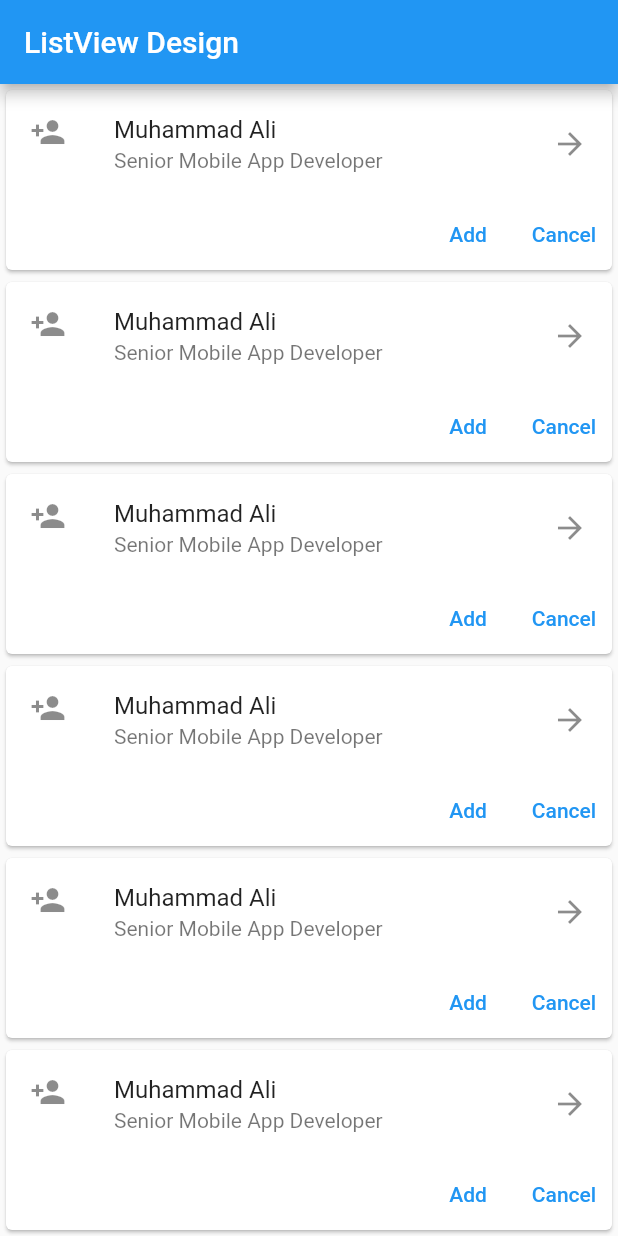
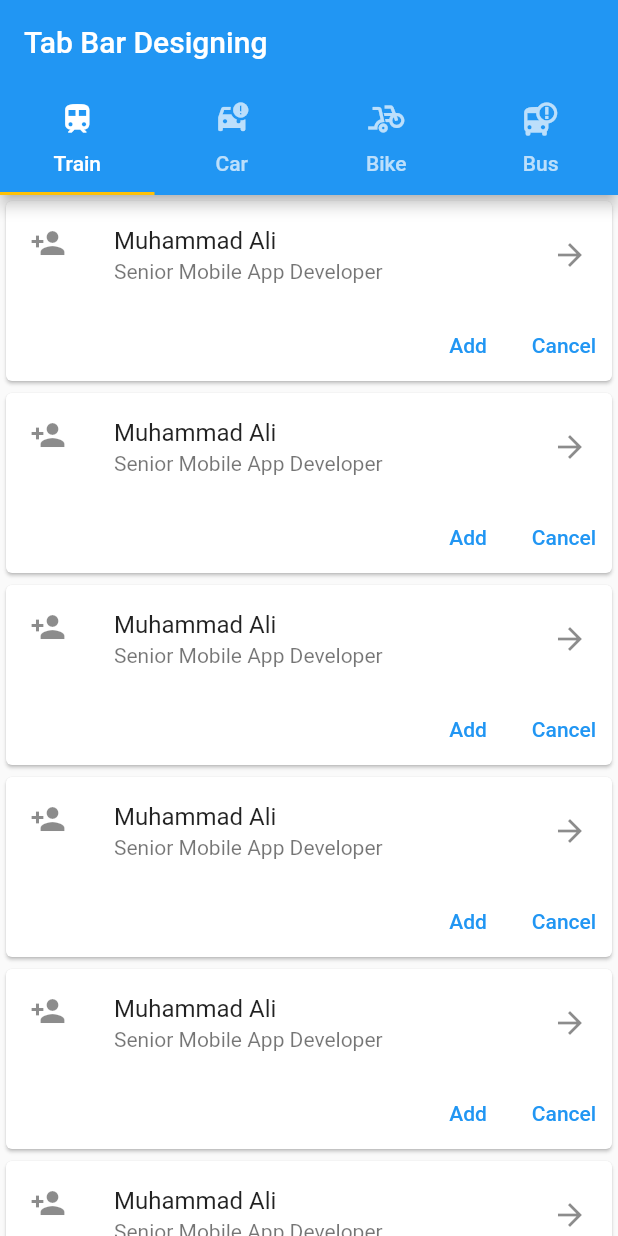
Before and after one commit to imafzalakram/flutter_demos, a Flutter app: the screen it shows after launch, on a phone screen of 412 x 824 dp. Run offline on Flutter 3.47's test engine with Material 2 defaults, Android fonts, the phone set to English and light mode, and no system bars.

Commit message:
Tab bar designing

```diff
--- a/lib/main.dart
+++ b/lib/main.dart
@@ -1,23 +1,48 @@
 import 'package:flutter/material.dart';
 
+// Topic: How can we move from one screen to another
 void main() {
-  runApp(
-    MaterialApp(
-      home: Scaffold(
+  runApp(TabBarDesign());
+}
+
+class TabBarDesign extends StatelessWidget {
+  const TabBarDesign({Key? key}) : super(key: key);
+
+  @override
+  Widget build(BuildContext context) {
+    return MaterialApp(
+      debugShowCheckedModeBanner: false,
+      home: DefaultTabController(
+        length: 4,
+        child: Scaffold(
           appBar: AppBar(
-          title: Text("ListView Design"),
+            title: Text("Tab Bar Designing"),
+            bottom: TabBar(
+              indicatorColor: Colors.amber,
+              indicatorSize: TabBarIndicatorSize.tab,
+              tabs: [
+                Tab(
+                  child: Text("Train"),
+                  icon: Icon(Icons.train),
                 ),
-        body: ListViewDesign(),
+                Tab(
+                  child: Text("Car"),
+                  icon: Icon(Icons.car_crash),
+                ),
+                Tab(
+                  child: Text("Bike"),
+                  icon: Icon(Icons.bike_scooter),
+                ),
+                Tab(
+                  child: Text("Bus"),
+                  icon: Icon(Icons.bus_alert),
+                ),
+              ],
             ),
           ),
-  );
-}
-
-
-class ListViewDesign extends StatelessWidget {
-  @override
-  Widget build(BuildContext context) {
-    return ListView.builder(
+          body: TabBarView(
+            children: [
+              ListView.builder(
                 itemCount: 30,
                 itemBuilder: (BuildContext context, int index) {
                   return Card(
@@ -31,13 +56,14 @@ class ListViewDesign extends StatelessWidget {
                             trailing: Icon(Icons.arrow_forward),
                             onTap: () {},
                           ),
-
                           Container(
                             child: Row(
                               mainAxisAlignment: MainAxisAlignment.end,
                               children: [
-                      TextButton(onPressed: () {}, child: Text("Add")),
-                      TextButton(onPressed: () {}, child: Text("Cancel")),
+                                TextButton(
+                                    onPressed: () {}, child: Text("Add")),
+                                TextButton(
+                                    onPressed: () {}, child: Text("Cancel")),
                               ],
                             ),
                           )
@@ -46,6 +72,77 @@ class ListViewDesign extends StatelessWidget {
                     ),
                   );
                 },
+              ),
+              Container(
+                child: Column(
+                  children: [
+                    Padding(
+                      padding: const EdgeInsets.all(15.0),
+                      child: TextField(
+                        decoration: InputDecoration(
+                            labelText: "Name",
+                            hintText: "Enter Name",
+                            labelStyle: TextStyle(fontSize: 20.0),
+                            border: OutlineInputBorder(),
+                            prefixIcon: Icon(Icons.person),
+                            filled: false,
+                            fillColor: Colors.black12),
+                        keyboardType: TextInputType.name,
+                      ),
+                    ),
+                    Padding(
+                      padding: const EdgeInsets.all(15.0),
+                      child: TextField(
+                        decoration: InputDecoration(
+                            labelText: "Email",
+                            hintText: "Enter Email Address",
+                            labelStyle: TextStyle(fontSize: 20.0),
+                            border: OutlineInputBorder(),
+                            prefixIcon: Icon(Icons.email),
+                            filled: false,
+                            fillColor: Colors.black12),
+                        keyboardType: TextInputType.emailAddress,
+                      ),
+                    ),
+                    Padding(
+                      padding: const EdgeInsets.all(15.0),
+                      child: TextField(
+                        decoration: InputDecoration(
+                            labelText: "Phone Number",
+                            hintText: "Enter Phone Number",
+                            labelStyle: TextStyle(fontSize: 20.0),
+                            border: OutlineInputBorder(),
+                            prefixIcon: Icon(Icons.phone),
+                            filled: false,
+                            fillColor: Colors.black12),
+                        keyboardType: TextInputType.phone,
+                      ),
+                    ),
+                    Padding(
+                      padding: const EdgeInsets.all(15.0),
+                      child: TextField(
+                        decoration: InputDecoration(
+                            labelText: "Address",
+                            hintText: "Enter Address",
+                            labelStyle: TextStyle(fontSize: 20.0),
+                            border: OutlineInputBorder(),
+                            prefixIcon: Icon(Icons.location_city),
+                            filled: false,
+                            fillColor: Colors.black12),
+                        keyboardType: TextInputType.streetAddress,
+                        maxLines: 2,
+                      ),
+                    ),
+                    ElevatedButton(onPressed: () {}, child: Text("Submit"))
+                  ],
+                ),
+              ),
+              Center(child: Text("Fourth Tab")),
+              Center(child: Text("Fourth Tab")),
+            ],
+          ),
+        ),
+      ),
     );
   }
 }
--- /dev/null
+++ b/lib/ui/third_screen.dart
@@ -0,0 +1,20 @@
+import 'package:flutter/material.dart';
+
+class ThirdScreenUI extends StatelessWidget {
+  const ThirdScreenUI({Key? key}) : super(key: key);
+
+  @override
+  Widget build(BuildContext context) {
+    return MaterialApp(
+      home: Scaffold(
+        appBar: AppBar(
+          title: Text("Second Screen"),
+        ),
+        body: ElevatedButton(
+          child: Text("Go to third screen"),
+          onPressed: () {},
+        ),
+      ),
+    );;
+  }
+}
```
Also changed, not shown: lib/ui/second_screen.dart (added, +146 -0 lines). Lines whose indentation alone changed are shown as unchanged.
